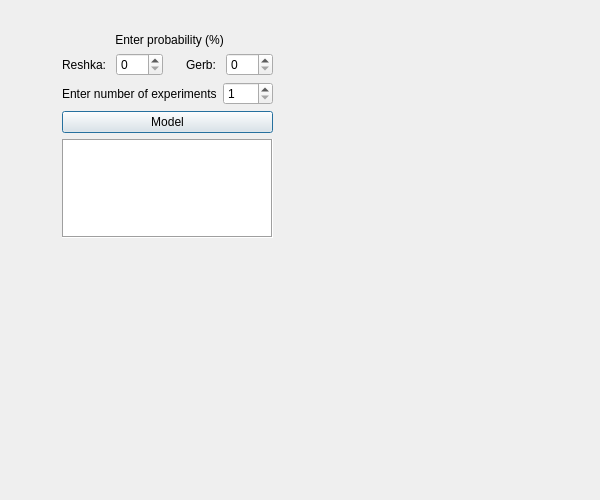
JuliaNortman/LabWorks, file Lab2/coins.ui: the form before one commit.
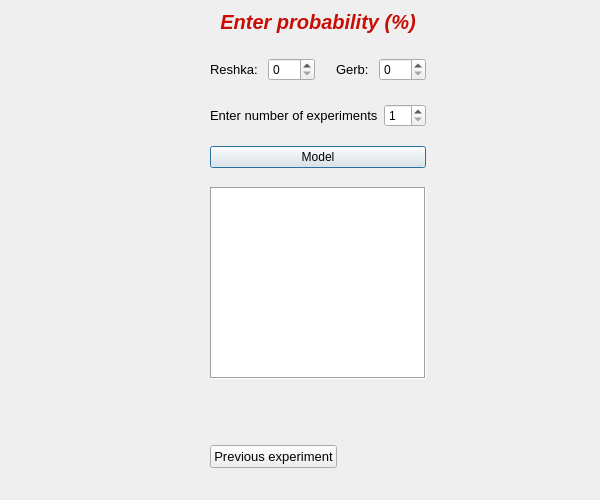
The form after the commit.

```diff
--- a/Lab2/coins.ui
+++ b/Lab2/coins.ui
@@ -13,22 +13,52 @@
   <property name="windowTitle">
    <string>Dialog</string>
   </property>
-  <widget class="QWidget" name="layoutWidget">
+  <property name="modal">
+   <bool>false</bool>
+  </property>
+  <widget class="QLabel" name="coinPicture">
    <property name="geometry">
     <rect>
-     <x>62</x>
-     <y>33</y>
-     <width>211</width>
-     <height>205</height>
+     <x>10</x>
+     <y>170</y>
+     <width>151</width>
+     <height>171</height>
     </rect>
    </property>
+   <property name="text">
+    <string/>
+   </property>
+  </widget>
+  <widget class="QWidget" name="">
+   <property name="geometry">
+    <rect>
+     <x>210</x>
+     <y>10</y>
+     <width>216</width>
+     <height>458</height>
+    </rect>
+   </property>
+   <layout class="QVBoxLayout" name="verticalLayout_4">
+    <item>
    <layout class="QVBoxLayout" name="verticalLayout_2">
     <item>
      <layout class="QVBoxLayout" name="verticalLayout">
       <item>
        <widget class="QLabel" name="En">
+          <property name="font">
+           <font>
+            <family>Arial</family>
+            <pointsize>10</pointsize>
+            <weight>75</weight>
+            <bold>true</bold>
+            <underline>false</underline>
+           </font>
+          </property>
         <property name="text">
-         <string>                Enter probability (%)</string>
+           <string>&lt;html&gt;&lt;head/&gt;&lt;body&gt;&lt;h2&gt;&lt;p align=&quot;center&quot;&gt;&lt;span style=&quot; font-style:italic; color:#c80c06;&quot;&gt;Enter probability (%)&lt;/span&gt;&lt;/p&gt;&lt;/h2&gt;&lt;/body&gt;&lt;/html&gt;</string>
+          </property>
+          <property name="alignment">
+           <set>Qt::AlignCenter</set>
         </property>
        </widget>
       </item>
@@ -49,8 +79,13 @@
        <layout class="QHBoxLayout" name="horizontalLayout">
         <item>
          <widget class="QLabel" name="label_2">
+            <property name="font">
+             <font>
+              <family>Arial</family>
+             </font>
+            </property>
           <property name="text">
-           <string>Reshka: </string>
+             <string>&lt;html&gt;&lt;head/&gt;&lt;body&gt;&lt;p&gt;&lt;span style=&quot; font-size:10pt;&quot;&gt;Reshka: &lt;/span&gt;&lt;/p&gt;&lt;/body&gt;&lt;/html&gt;</string>
           </property>
          </widget>
         </item>
@@ -77,7 +112,7 @@
         <item>
          <widget class="QLabel" name="label_3">
           <property name="text">
-           <string>Gerb: </string>
+             <string>&lt;html&gt;&lt;head/&gt;&lt;body&gt;&lt;p&gt;&lt;span style=&quot; font-size:10pt;&quot;&gt;Gerb: &lt;/span&gt;&lt;/p&gt;&lt;/body&gt;&lt;/html&gt;</string>
           </property>
          </widget>
         </item>
@@ -109,8 +144,14 @@
      <layout class="QHBoxLayout" name="horizontalLayout_2">
       <item>
        <widget class="QLabel" name="label">
+          <property name="font">
+           <font>
+            <family>Arial</family>
+            <pointsize>12</pointsize>
+           </font>
+          </property>
         <property name="text">
-         <string>Enter number of experiments</string>
+           <string>&lt;html&gt;&lt;head/&gt;&lt;body&gt;&lt;p&gt;&lt;span style=&quot; font-size:10pt;&quot;&gt;Enter number of experiments&lt;/span&gt;&lt;/p&gt;&lt;/body&gt;&lt;/html&gt;</string>
         </property>
        </widget>
       </item>
@@ -138,6 +179,14 @@
     </item>
     <item>
      <widget class="QPushButton" name="ModelButton">
+        <property name="font">
+         <font>
+          <family>Arial</family>
+         </font>
+        </property>
+        <property name="cursor">
+         <cursorShape>PointingHandCursor</cursorShape>
+        </property>
       <property name="text">
        <string>Model</string>
       </property>
@@ -158,6 +207,13 @@
     </item>
     <item>
      <widget class="QTextBrowser" name="Result">
+        <property name="font">
+         <font>
+          <family>Arial</family>
+          <pointsize>10</pointsize>
+          <italic>true</italic>
+         </font>
+        </property>
       <property name="frameShape">
        <enum>QFrame::Box</enum>
       </property>
@@ -167,7 +223,65 @@
      </widget>
     </item>
    </layout>
-  </widget>
+    </item>
+    <item>
+     <layout class="QVBoxLayout" name="verticalLayout_3">
+      <item>
+       <spacer name="verticalSpacer_5">
+        <property name="orientation">
+         <enum>Qt::Vertical</enum>
+        </property>
+        <property name="sizeHint" stdset="0">
+         <size>
+          <width>20</width>
+          <height>13</height>
+         </size>
+        </property>
+       </spacer>
+      </item>
+      <item>
+       <layout class="QHBoxLayout" name="horizontalLayout_3">
+        <item>
+         <widget class="QPushButton" name="coinPrevButton">
+          <property name="font">
+           <font>
+            <family>Arial</family>
+            <pointsize>10</pointsize>
+           </font>
+          </property>
+          <property name="cursor">
+           <cursorShape>PointingHandCursor</cursorShape>
+          </property>
+          <property name="text">
+           <string>Previous experiment</string>
+          </property>
+         </widget>
+        </item>
+        <item>
+         <spacer name="horizontalSpacer">
+          <property name="orientation">
+           <enum>Qt::Horizontal</enum>
+          </property>
+          <property name="sizeHint" stdset="0">
+           <size>
+            <width>138</width>
+            <height>20</height>
+           </size>
+          </property>
+         </spacer>
+        </item>
+       </layout>
+      </item>
+     </layout>
+    </item>
+   </layout>
+  </widget>
+  <zorder>coinPicture</zorder>
+  <zorder>coinPrevButton</zorder>
+  <zorder>verticalSpacer_5</zorder>
+  <zorder>horizontalSpacer</zorder>
+  <zorder>formLayoutWidget</zorder>
+  <zorder></zorder>
  </widget>
  <resources/>
  <connections/>
```
Left out of the diff: 8 changed lines with no effect on the pictures. Lines whose indentation alone changed are shown as unchanged.
